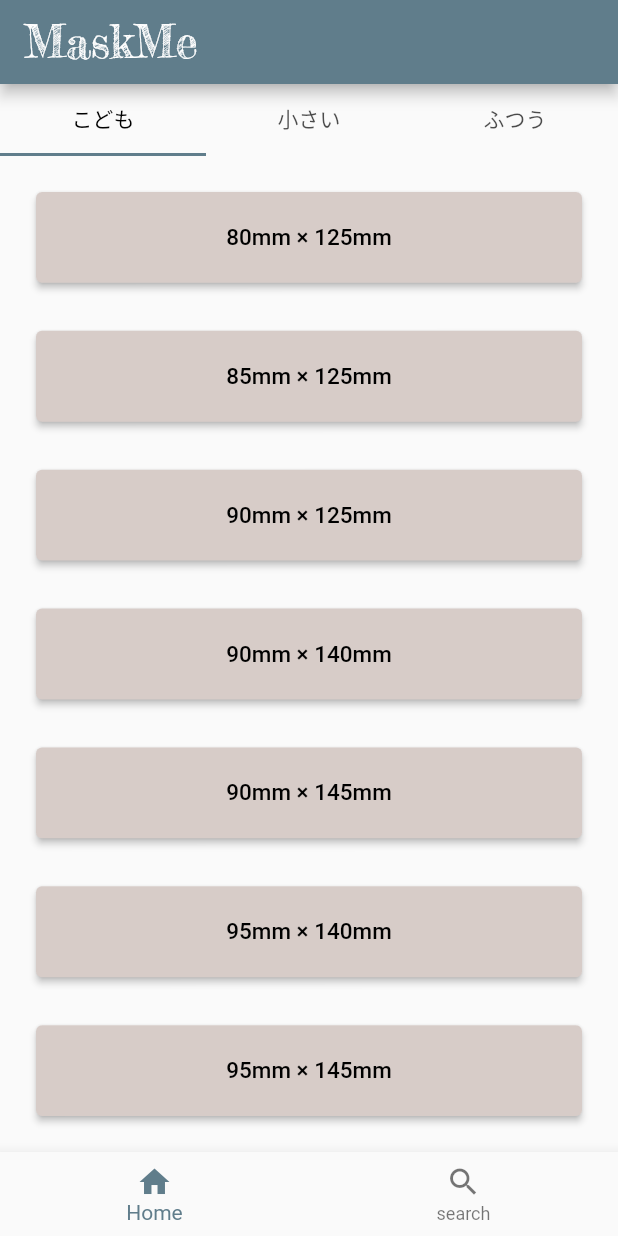
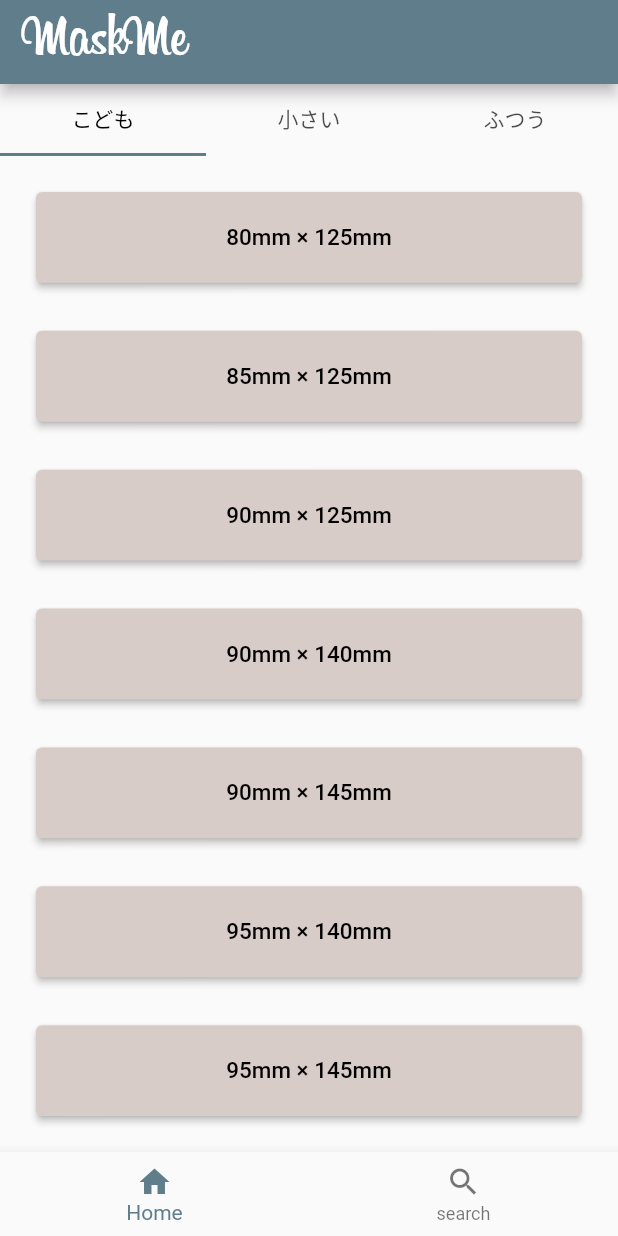
Before and after one commit to tai0116/mask2, a Flutter app: the screen it shows after launch, on a phone screen of 412 x 824 dp. Run offline on Flutter 3.47's test engine with Material 2 defaults, Android fonts, the phone set to English and light mode, and no system bars; our stand-ins replace cloud_firestore, firebase_core; accounts and stored records are empty.

Commit message:
フォントをBiilabongに変更

```diff
--- a/lib/detail_page.dart
+++ b/lib/detail_page.dart
@@ -237,7 +237,8 @@ class _MaskDetailState extends State<MaskDetail> {
   Widget build(BuildContext context) {
     return Scaffold(
       appBar: AppBar(
-        title: Text('MaskME'),
+        title: Text('MaskMe',
+            style: TextStyle(fontFamily: 'Billabong', fontSize: 40.0)),
       ),
       body: Container(
         width: double.infinity,
--- a/lib/screens/nav.dart
+++ b/lib/screens/nav.dart
@@ -28,7 +28,7 @@ class _NavState extends State<Nav> {
     return Scaffold(
       appBar: AppBar(
         title: Text('MaskMe',
-            style: TextStyle(fontFamily: 'FrederickatheGreat', fontSize: 30.0)),
+            style: TextStyle(fontFamily: 'Billabong', fontSize: 40.0)),
       ),
       body: Center(
         child: widgetOptions.elementAt(selectedIndex),
--- a/pubspec.yaml
+++ b/pubspec.yaml
@@ -64,9 +64,9 @@ flutter:
   # list giving the asset and other descriptors for the font. For
   # example:
   fonts:
-     - family: FrederickatheGreat
+     - family: Billabong
        fonts:
-         - asset: fonts/FrederickatheGreat-Regular.ttf
+         - asset: fonts/Billabong.ttf
   #       - asset: fonts/Schyler-Italic.ttf
   #         style: italic
   #   - family: Trajan Pro
```
Also changed, not shown: fonts/Billabong.ttf (added).
